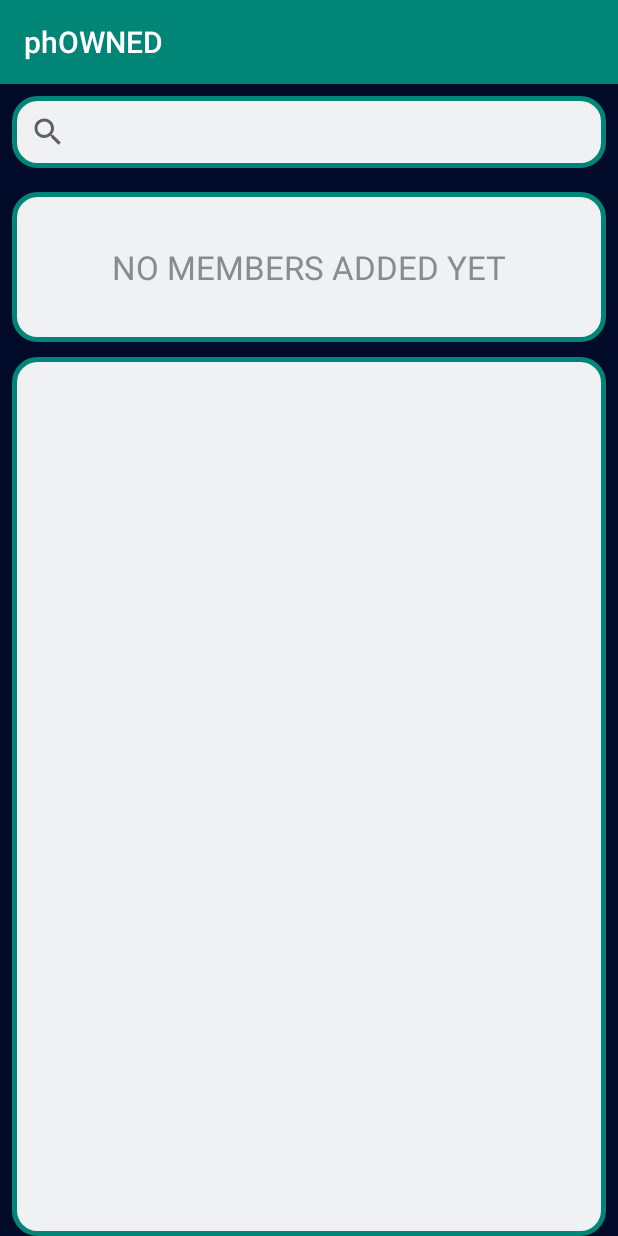
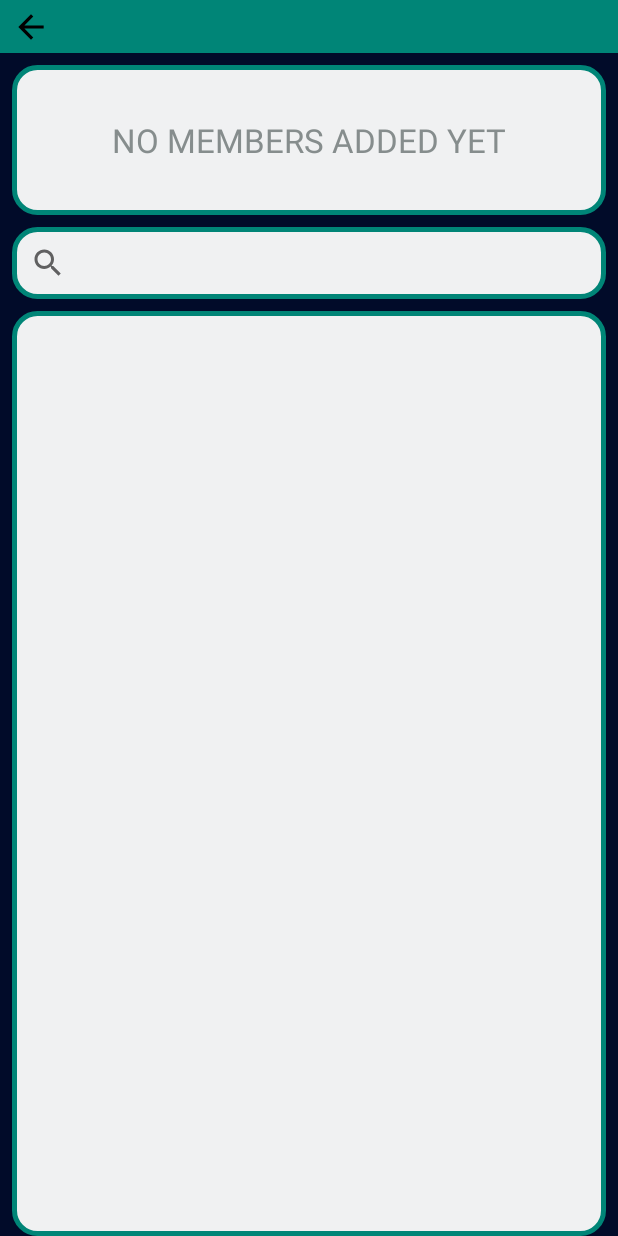
Before and after one commit to amircag/DonTouchV1, an Android app: the AddMembersCreateGroup screen opened directly, with no data from a screen before it, on a phone screen of 412 x 824 dp. Run offline under Robolectric (Android 15) with nearby library versions, the phone set to English and light mode, and no system bars; our stand-ins replace CircleImageView; 1 statement that could not run was skipped.

Commit message:
X icon works and added a back button

```diff
--- a/app/src/main/AndroidManifest.xml
+++ b/app/src/main/AndroidManifest.xml
@@ -15,7 +15,8 @@
         android:roundIcon="@mipmap/phowned_launcher_round"
         android:supportsRtl="true"
         android:theme="@style/AppTheme">
-        <activity android:name=".AddMembersCreateGroup">
+        <activity android:name=".AddMembersCreateGroup"
+            android:theme="@style/AppTheme.NoActionBar">
             <intent-filter>
                 <action android:name="android.intent.action.VIEW" />
             </intent-filter>
--- a/app/src/main/java/com/example/dontouchv1/NewGroupMembersAdapter.java
+++ b/app/src/main/java/com/example/dontouchv1/NewGroupMembersAdapter.java
@@ -18,14 +18,14 @@ public class NewGroupMembersAdapter extends RecyclerView.Adapter<NewGroupMembers
     private ArrayList<String> memberPic = new ArrayList<>();
     private ArrayList<String> membersName = new ArrayList<>();
     public ArrayList<String> memcersId = new ArrayList<>();
-    private ArrayList<Android_Contact> contactsToAdd = new ArrayList<>();
+    public ArrayList<Android_Contact> contactsToAdd = new ArrayList<>();
 
     private Context mContaxt;
 
-    public NewGroupMembersAdapter(ArrayList<Android_Contact> contacts,Context Contaxt) {
+    public NewGroupMembersAdapter(ArrayList<Android_Contact> contacts,Context context) {
 //        memberPic = memberImage;
 //        membersName = name;
-        mContaxt = Contaxt;
+        mContaxt = context;
         this.contactsToAdd = contacts;
 //        memcersId = id;
     }
--- a/app/src/main/res/layout/activity_add_members_create_group.xml
+++ b/app/src/main/res/layout/activity_add_members_create_group.xml
@@ -6,20 +6,36 @@
     android:layout_height="match_parent"
     tools:context=".AddMembersCreateGroup">
 
+
     <LinearLayout
         android:layout_width="match_parent"
         android:layout_height="match_parent"
         android:orientation="vertical"
         android:background="@color/dtBlack">
 
-        <android.support.v7.widget.SearchView
+        <LinearLayout
+            android:id="@+id/actionbar_for_add_members"
             android:layout_width="match_parent"
-            android:layout_height="wrap_content"
-            android:background="@drawable/profile_border"
-            android:layout_margin="8dp"
-            android:id="@+id/search_members">
+            android:layout_height="35dp"
+            android:background="@color/colorPrimary"
+            android:orientation="vertical"
+            app:layout_constraintEnd_toEndOf="parent"
+            app:layout_constraintStart_toStartOf="parent"
+            app:layout_constraintTop_toTopOf="parent">
 
-        </android.support.v7.widget.SearchView>
+            <Button
+                android:id="@+id/backButton_for_add_members"
+                android:layout_width="25dp"
+                android:layout_height="25dp"
+                android:layout_gravity="center_vertical"
+                android:layout_marginTop="5dp"
+                android:layout_marginLeft="8dp"
+                android:layout_marginRight="0dp"
+                android:layout_marginBottom="0dp"
+                android:background="@drawable/ic_arrow_back_black_24dp" />
+        </LinearLayout>
+
+
 
 
         <RelativeLayout
@@ -62,6 +78,15 @@
 
         </RelativeLayout>
 
+        <android.support.v7.widget.SearchView
+            android:layout_width="match_parent"
+            android:layout_height="wrap_content"
+            android:background="@drawable/profile_border"
+            android:layout_margin="8dp"
+            android:id="@+id/search_members">
+
+        </android.support.v7.widget.SearchView>
+
         <RelativeLayout xmlns:android="http://schemas.android.com/apk/res/android"
             xmlns:tools="http://schemas.android.com/tools"
             android:layout_width="match_parent"
@@ -69,7 +94,7 @@
             tools:context="layout.AContacts"
             android:id="@+id/contactsView"
             android:background="@drawable/profile_border"
-            android:layout_marginTop="10dp"
+            android:layout_marginTop="0dp"
             android:layout_marginRight="8dp"
             android:layout_marginLeft="8dp">
 
```
Also changed, not shown: app/src/main/java/com/example/dontouchv1/AddMembersCreateGroup.java (+44 -6 lines).
